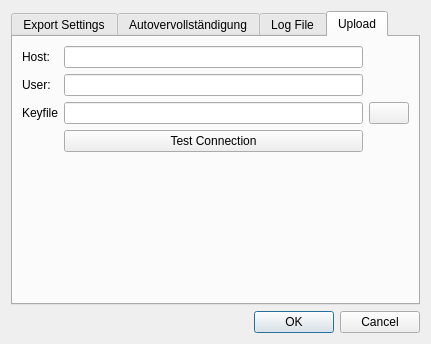
This is godirec/data/ui/settings.ui in quitejonny/godirec as Qt 5 draws it before an edit. The edited form follows.
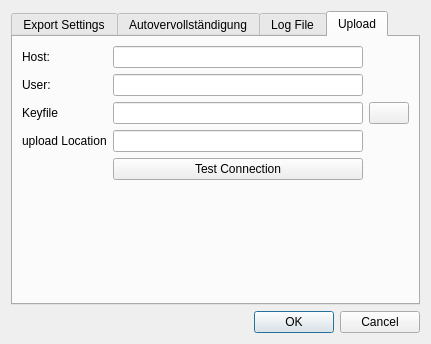
This is the edited form. Icons and pictures are not drawn.

Commit message: get and save data from Settings dialog

Patch:
```diff
--- a/godirec/data/ui/settings.ui
+++ b/godirec/data/ui/settings.ui
@@ -148,7 +148,7 @@
          <string>Upload</string>
         </attribute>
         <layout class="QGridLayout" name="gridLayout">
-         <item row="4" column="1">
+         <item row="5" column="2">
           <spacer name="verticalSpacer">
            <property name="orientation">
             <enum>Qt::Vertical</enum>
@@ -161,10 +161,10 @@
            </property>
           </spacer>
          </item>
-         <item row="2" column="1">
-          <widget class="QLineEdit" name="lineEditKeyfile"/>
-         </item>
          <item row="2" column="2">
+          <widget class="QLineEdit" name="lineEditKeyfile"/>
+         </item>
+         <item row="2" column="3">
           <widget class="QPushButton" name="pushButtonDirKey">
            <property name="text">
             <string/>
@@ -182,7 +182,7 @@
            </property>
           </widget>
          </item>
-         <item row="0" column="1">
+         <item row="0" column="2">
           <widget class="QLineEdit" name="lineEditHost"/>
          </item>
          <item row="1" column="0">
@@ -192,7 +192,7 @@
            </property>
           </widget>
          </item>
-         <item row="1" column="1">
+         <item row="1" column="2">
           <widget class="QLineEdit" name="lineEditUser"/>
          </item>
          <item row="2" column="0">
@@ -202,13 +202,23 @@
            </property>
           </widget>
          </item>
-         <item row="3" column="1">
+         <item row="4" column="2">
           <widget class="QPushButton" name="pushButtonTest">
            <property name="text">
             <string>Test Connection</string>
            </property>
           </widget>
          </item>
+         <item row="3" column="2">
+          <widget class="QLineEdit" name="lineEditUploadDir"/>
+         </item>
+         <item row="3" column="0">
+          <widget class="QLabel" name="label_5">
+           <property name="text">
+            <string>upload Location</string>
+           </property>
+          </widget>
+         </item>
         </layout>
        </widget>
       </widget>
```
The commit also changes 1 other file.
